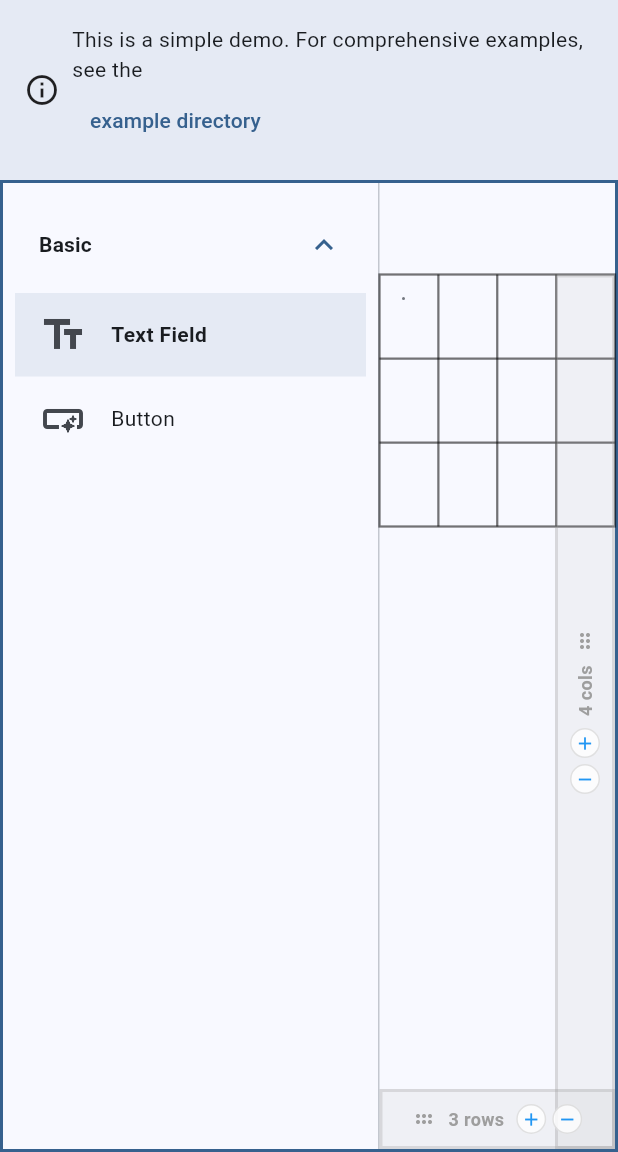
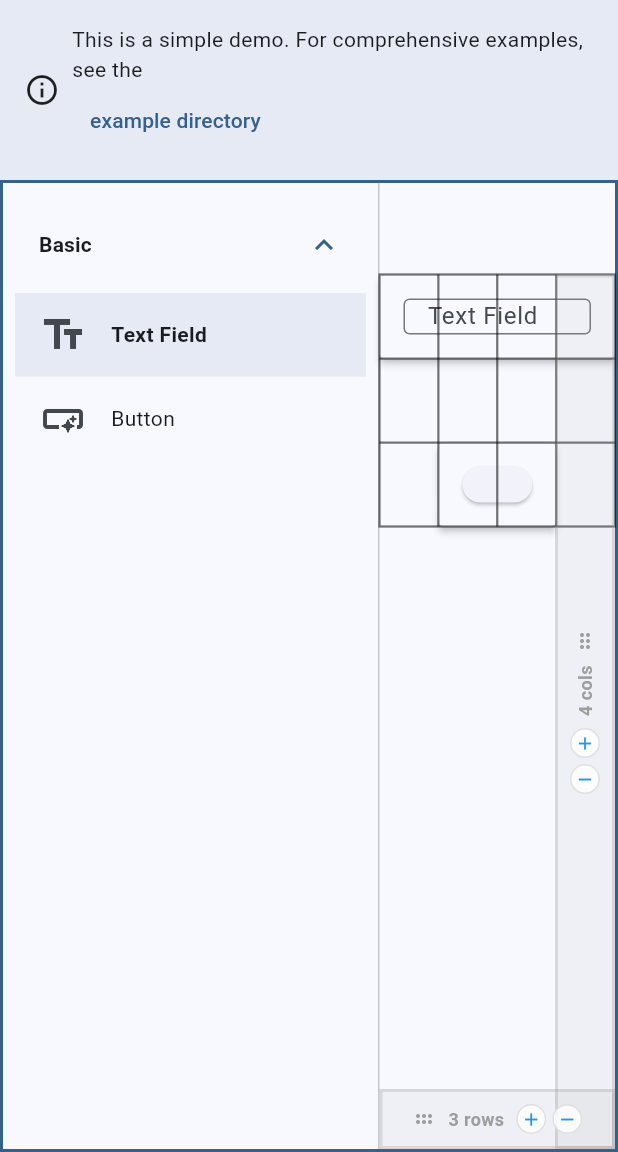
Before and after one commit to wballard/formbuilder, a Flutter app: the screen it shows after launch, after a tap on "Basic", after a tap on the "visibility" icon, on a phone screen of 412 x 824 dp, the part 84-1236 px from its top. Run offline on Flutter 3.47's test engine with Material 3 defaults, Android fonts, the phone set to English and light mode, and no system bars; drawn by our look-alikes of flutter_layout_grid; our stand-ins replace flutter_hooks.

Commit message:
fix: resolve widget visibility and drag constraint issues in grid layout
- Replace inGridArea() with withGridPlacement() for absolute positioning
- Fix widgets having 0x0 size by using proper grid placement coordinates
- Prevent InputDecorator unbounded width errors during drag operations
- Keep widgets in grid during drag with opacity instead of removing them
- Update tests to verify widgets are properly rendered in grid cells

This fixes the issue where widgets were not visible in the grid due to
improper layout constraints and also resolves drag and drop errors.

🤖 Generated with [Claude Code](https://claude.ai/code)

Co-Authored-By: Claude <noreply@anthropic.com>

```diff
--- a/lib/form_layout/widgets/grid_container.dart
+++ b/lib/form_layout/widgets/grid_container.dart
@@ -119,7 +119,6 @@ class GridContainer extends StatelessWidget {
               // Placed widgets layer
               Positioned.fill(
                 child: LayoutGrid(
-                  areas: _generateAreas(),
                   columnSizes: List.generate(
                     layoutState.dimensions.columns,
                     (_) => 1.fr,
@@ -190,7 +189,12 @@ class GridContainer extends StatelessWidget {
         return Container(
           padding: const EdgeInsets.all(4), // Keep simple padding for preview mode
           child: child,
-        ).inGridArea(_getAreaName(placement));
+        ).withGridPlacement(
+          columnStart: placement.column,
+          columnSpan: placement.width,
+          rowStart: placement.row,
+          rowSpan: placement.height,
+        );
       } else {
         // Wrap in SafeHitTestWrapper to prevent hit test errors with multi-cell widgets
         return SafeHitTestWrapper(
@@ -214,7 +218,12 @@ class GridContainer extends StatelessWidget {
             onResizeEnd: onWidgetResizeEnd,
             child: child,
           ),
-        ).inGridArea(_getAreaName(placement));
+        ).withGridPlacement(
+          columnStart: placement.column,
+          columnSpan: placement.width,
+          rowStart: placement.row,
+          rowSpan: placement.height,
+        );
       }
     }).toList();
   }
--- a/lib/form_layout/widgets/placed_widget.dart
+++ b/lib/form_layout/widgets/placed_widget.dart
@@ -193,7 +193,10 @@ class _PlacedWidgetState extends State<PlacedWidget>
           contentPadding: widget.contentPadding,
           child: widget.child,
         ),
-        childWhenDragging: const SizedBox.shrink(),
+        childWhenDragging: Opacity(
+          opacity: 0.3,
+          child: content,
+        ),
         onDragStarted: () {
           _scaleController.forward();
           widget.onDragStarted?.call(widget.placement);
```
Also changed, not shown: 1 other file.
